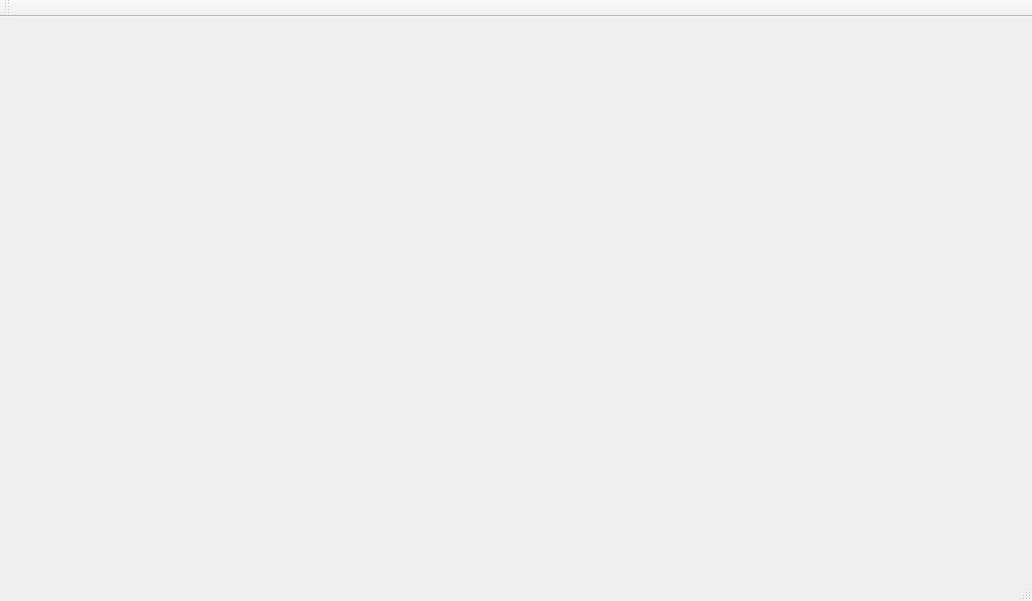
This is mainwindow.ui in kalebtesfay/Animal_Shelter_System as Qt 5 draws it before an edit. The edited form follows.
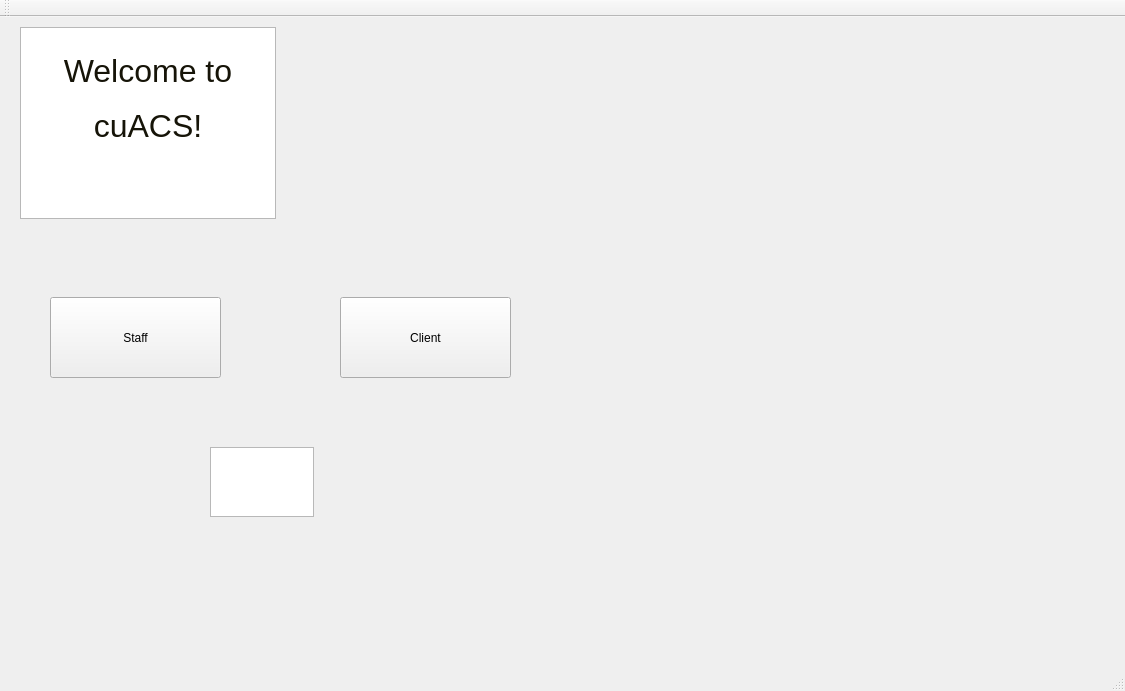
This is the edited form.

What changed in the file:
```diff
--- a/mainwindow.ui
+++ b/mainwindow.ui
@@ -6,14 +6,69 @@
    <rect>
     <x>0</x>
     <y>0</y>
-    <width>1032</width>
-    <height>601</height>
+    <width>1125</width>
+    <height>691</height>
    </rect>
   </property>
   <property name="windowTitle">
    <string>MainWindow</string>
   </property>
-  <widget class="QWidget" name="centralWidget"/>
+  <widget class="QWidget" name="centralWidget">
+   <widget class="QPushButton" name="pushButton">
+    <property name="geometry">
+     <rect>
+      <x>50</x>
+      <y>280</y>
+      <width>171</width>
+      <height>81</height>
+     </rect>
+    </property>
+    <property name="text">
+     <string>Staff</string>
+    </property>
+   </widget>
+   <widget class="QPushButton" name="pushButton_2">
+    <property name="geometry">
+     <rect>
+      <x>340</x>
+      <y>280</y>
+      <width>171</width>
+      <height>81</height>
+     </rect>
+    </property>
+    <property name="text">
+     <string>Client</string>
+    </property>
+   </widget>
+   <widget class="QTextEdit" name="textEdit">
+    <property name="geometry">
+     <rect>
+      <x>20</x>
+      <y>10</y>
+      <width>256</width>
+      <height>192</height>
+     </rect>
+    </property>
+    <property name="html">
+     <string>&lt;!DOCTYPE HTML PUBLIC &quot;-//W3C//DTD HTML 4.0//EN&quot; &quot;http://www.w3.org/TR/REC-html40/strict.dtd&quot;&gt;
+&lt;html&gt;&lt;head&gt;&lt;meta name=&quot;qrichtext&quot; content=&quot;1&quot; /&gt;&lt;style type=&quot;text/css&quot;&gt;
+p, li { white-space: pre-wrap; }
+&lt;/style&gt;&lt;/head&gt;&lt;body style=&quot; font-family:'Sans'; font-size:10pt; font-weight:400; font-style:normal;&quot;&gt;
+&lt;p align=&quot;center&quot; style=&quot; margin-top:0px; margin-bottom:0px; margin-left:0px; margin-right:0px; -qt-block-indent:0; text-indent:0px;&quot;&gt;&lt;span style=&quot; font-size:36pt; color:#161408; vertical-align:sub;&quot;&gt;Welcome to cuACS!&lt;/span&gt;&lt;/p&gt;
+&lt;p style=&quot;-qt-paragraph-type:empty; margin-top:0px; margin-bottom:0px; margin-left:0px; margin-right:0px; -qt-block-indent:0; text-indent:0px; font-size:36pt; color:#161408; vertical-align:sub;&quot;&gt;&lt;br /&gt;&lt;/p&gt;&lt;/body&gt;&lt;/html&gt;</string>
+    </property>
+   </widget>
+   <widget class="QPlainTextEdit" name="plainTextEdit">
+    <property name="geometry">
+     <rect>
+      <x>210</x>
+      <y>430</y>
+      <width>104</width>
+      <height>70</height>
+     </rect>
+    </property>
+   </widget>
+  </widget>
   <widget class="QMenuBar" name="menuBar">
    <property name="geometry">
     <rect>
```
Left out of the diff: 2 changed lines with no effect on the pictures.
